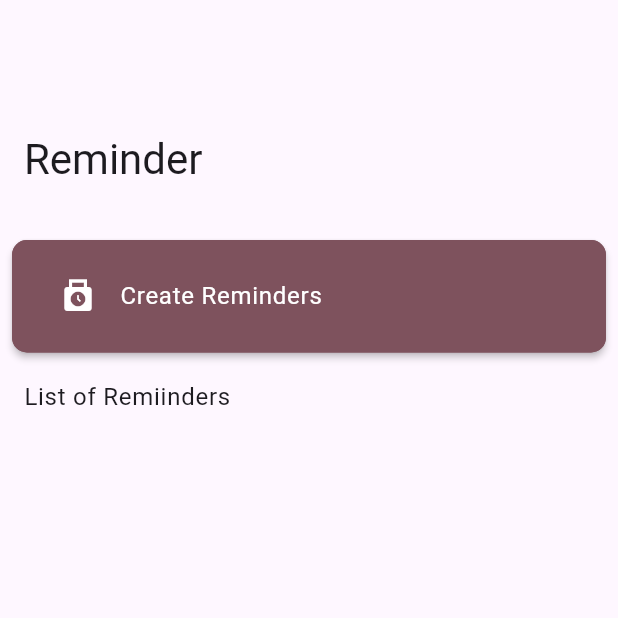
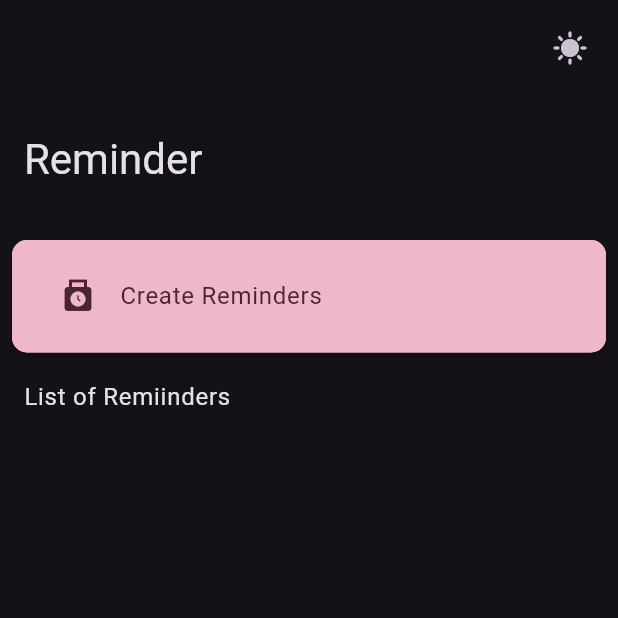
Before and after one commit to Btpatil/simple-reminder-app, a Flutter app: the screen it shows after launch, on a phone screen of 412 x 824 dp, the top half of it. Run offline on Flutter 3.47's test engine with Material 2 defaults, Android fonts, the phone set to English and light mode, and no system bars; our stand-ins replace flutter_local_notifications, flutter_timezone, hive_flutter, timezone; accounts and stored records are empty.

Commit message:
added theme change mode and haptic

```diff
--- a/lib/main.dart
+++ b/lib/main.dart
@@ -1,6 +1,8 @@
 import 'package:flutter/material.dart';
 import 'package:flutter_application_1/provider/reminders.dart';
+import 'package:flutter_application_1/provider/themeprovider.dart';
 import 'package:flutter_application_1/service/notifyservice.dart';
+import 'package:flutter_application_1/theme/theme.dart';
 import 'package:flutter_application_1/ui/homepage.dart';
 import 'package:hive_flutter/adapters.dart';
 import 'package:timezone/data/latest_all.dart' as tz;
@@ -22,11 +24,13 @@ Future<void> main() async {
   // hive initalization
   await Hive.initFlutter();
   await Hive.openBox('Reminders');
+  await Hive.openBox('themeMode');
 
   runApp(
     MultiProvider(
       providers: [
         ChangeNotifierProvider(create: (_) => Reminders()),
+        ChangeNotifierProvider(create: (_) => ThemeProvider()),
       ],
       child: const MyApp(),
     ),
@@ -35,20 +39,16 @@ Future<void> main() async {
 
 class MyApp extends StatelessWidget {
   const MyApp({super.key});
-
   // This widget is the root of your application.
   @override
   Widget build(BuildContext context) {
     return MaterialApp(
       title: 'Remind Me',
-      theme: ThemeData(
-        colorScheme: ColorScheme.fromSeed(seedColor: Colors.deepPurple),
-        useMaterial3: true,
-      ),
-      darkTheme: ThemeData.dark(
-        useMaterial3: true,
-      ),
-      themeMode: ThemeMode.system,
+      theme: lightTheme,
+      darkTheme: darkTheme,
+      themeMode: Provider.of<ThemeProvider>(context).themeMode
+          ? ThemeMode.light
+          : ThemeMode.dark,
       home: const HomePage(),
     );
   }
--- /dev/null
+++ b/lib/provider/themeprovider.dart
@@ -0,0 +1,31 @@
+import 'package:flutter/material.dart';
+import 'package:hive_flutter/adapters.dart';
+
+class ThemeProvider with ChangeNotifier {
+  final Box _themeMode = Hive.box('themeMode');
+
+  Box get themeModeBox => _themeMode;
+
+  get themeMode => getThemeMode();
+
+  getThemeMode() {
+    try {
+      if (_themeMode.get('isLight') == null) {
+        _themeMode.put('isLight', false);
+      }
+      bool data = _themeMode.get('isLight');
+      return data;
+    } catch (e) {
+      return -1;
+    }
+  }
+
+  toggleTheme() {
+    if (_themeMode.get('isLight') == false) {
+      _themeMode.put('isLight', true);
+    } else {
+      _themeMode.put('isLight', false);
+    }
+    notifyListeners();
+  }
+}
--- /dev/null
+++ b/lib/theme/theme.dart
@@ -0,0 +1,10 @@
+import 'package:flutter/material.dart';
+
+ThemeData lightTheme = ThemeData(
+  colorScheme: ColorScheme.fromSeed(seedColor: Colors.deepPurple),
+  useMaterial3: true,
+);
+
+ThemeData darkTheme = ThemeData.dark(
+  useMaterial3: true,
+);
--- a/lib/ui/bottomsheet.dart
+++ b/lib/ui/bottomsheet.dart
@@ -1,4 +1,5 @@
 import 'package:flutter/material.dart';
+import 'package:flutter/services.dart';
 import 'package:flutter_application_1/constants/constants.dart';
 import 'package:flutter_application_1/provider/reminders.dart';
 import 'package:flutter_application_1/service/notifyservice.dart';
@@ -179,7 +180,7 @@ class _CustomBottomSheetState extends State<CustomBottomSheet> {
               flex: 1,
               child: MaterialButton(
                 onPressed: () {
-                  // context.read<Reminders>().clearAllReminders();
+                  HapticFeedback.lightImpact();
                   task[0].forEach(
                     (key, value) {
                       int day = dayOfWeek.indexOf(key);
--- a/lib/ui/homepage.dart
+++ b/lib/ui/homepage.dart
@@ -1,5 +1,7 @@
 import 'package:flutter/material.dart';
+import 'package:flutter/services.dart';
 import 'package:flutter_application_1/provider/reminders.dart';
+import 'package:flutter_application_1/provider/themeprovider.dart';
 import 'package:flutter_application_1/ui/bottomsheet.dart';
 import 'package:flutter_application_1/ui/reminder_container.dart';
 import 'package:provider/provider.dart';
@@ -93,8 +95,21 @@ class _HomePageState extends State<HomePage> {
                             : Container(),
                       ],
                     )
-                  : const SliverAppBar.large(
-                      title: Text('Reminder'),
+                  : SliverAppBar.large(
+                      title: const Text('Reminder'),
+                      actions: [
+                        Padding(
+                          padding: const EdgeInsets.symmetric(horizontal: 8),
+                          child: IconButton(
+                              onPressed: () {
+                                HapticFeedback.lightImpact();
+                                context.read<ThemeProvider>().toggleTheme();
+                              },
+                              icon: context.read<ThemeProvider>().themeMode
+                                  ? const Icon(Icons.nightlight_round_sharp)
+                                  : const Icon(Icons.sunny)),
+                        ),
+                      ],
                       // backgroundColor: colorScheme.inversePrimary,
                     ),
               SliverToBoxAdapter(
@@ -105,6 +120,8 @@ class _HomePageState extends State<HomePage> {
                       !isSelected
                           ? MaterialButton(
                               onPressed: () async {
+                                HapticFeedback.lightImpact();
+
                                 await showModalBottomSheet(
                                   showDragHandle: true,
                                   useSafeArea: true,
--- a/lib/ui/reminder_container.dart
+++ b/lib/ui/reminder_container.dart
@@ -1,4 +1,5 @@
 import 'package:flutter/material.dart';
+import 'package:flutter/services.dart';
 import 'package:flutter_application_1/provider/reminders.dart';
 import 'package:flutter_application_1/widgets/remindercard.dart';
 import 'package:provider/provider.dart';
@@ -53,6 +54,7 @@ class _ReminderContainerState extends State<ReminderContainer> {
 
             return GestureDetector(
               onLongPress: () {
+                HapticFeedback.lightImpact();
                 if (!widget.isSelected) {
                   widget.changeSelectedState();
                   addOrRemoveToSelectedItemsIDs(keys[index]);
```
Also changed, not shown: 1 other file.
